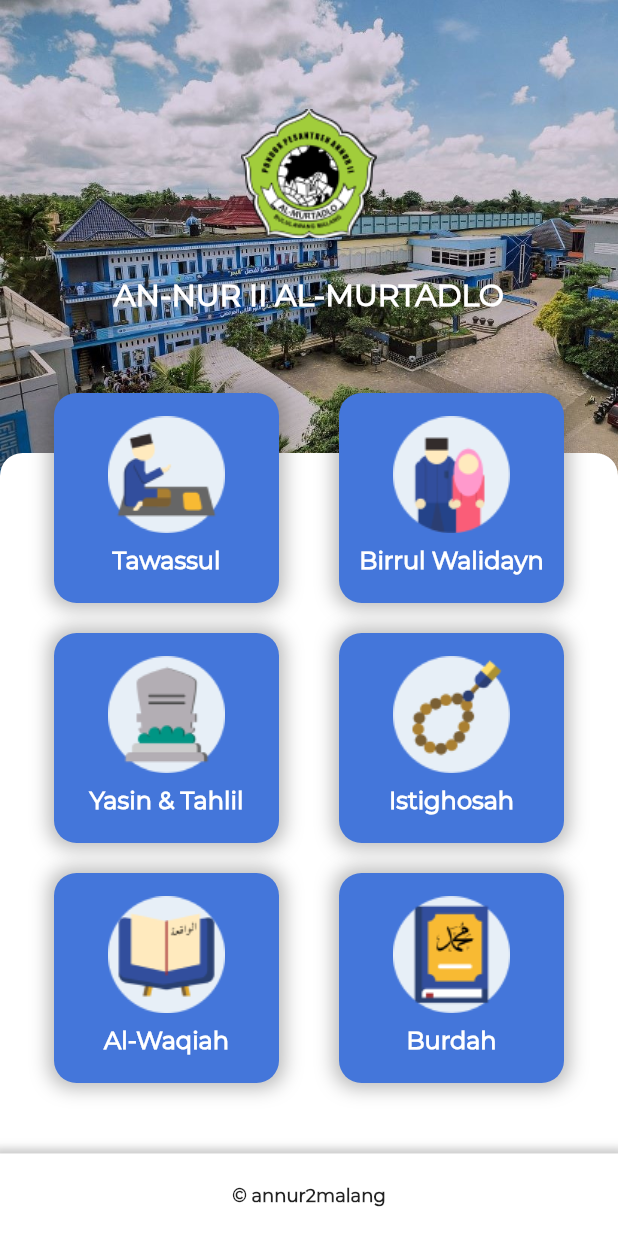
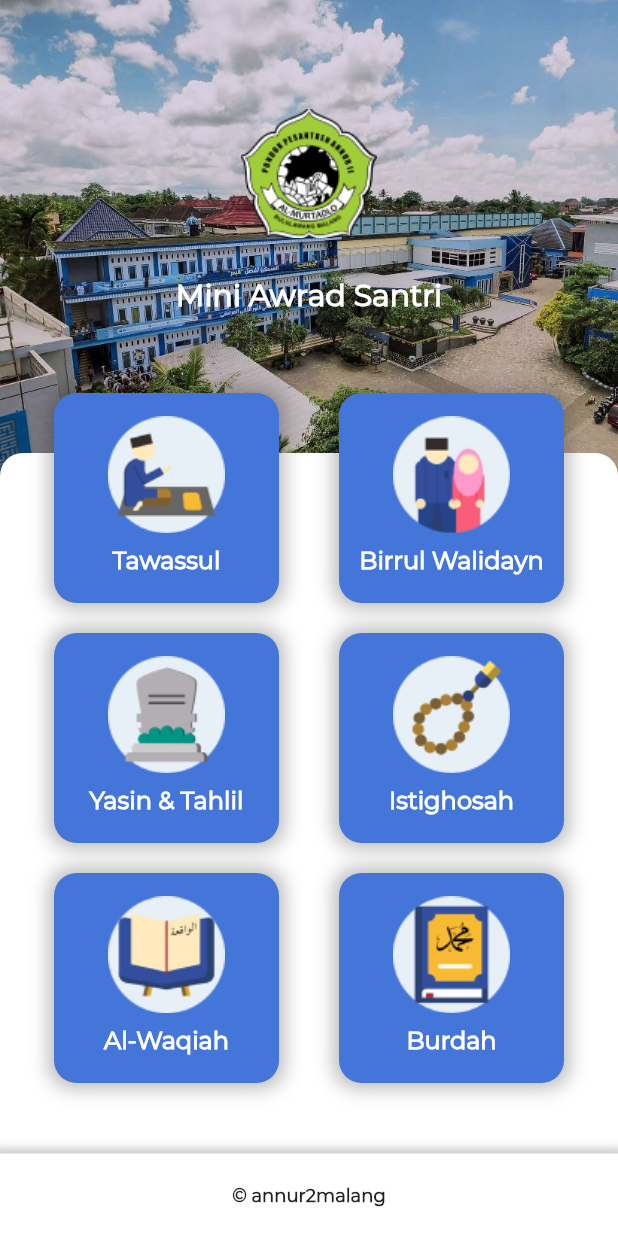
Before and after one commit to sapret19/miniawrad, a Flutter app: the screen it shows after launch, on a phone screen of 412 x 824 dp. Run offline on Flutter 3.47's test engine with Material 2 defaults, Android fonts, the phone set to English and light mode, and no system bars.

Commit message:
Perubahan Nama Aplikasi

```diff
--- a/lib/home.dart
+++ b/lib/home.dart
@@ -47,7 +47,7 @@
                           child: Container(
                             alignment: Alignment(0, 0.65),
                             child: Text(
-                              'AN-NUR II AL-MURTADLO',
+                              'Mini Awrad Santri',
                               style: TextStyle(
                                 fontFamily: 'Montserrat',
                                 fontWeight: FontWeight.bold,
```
